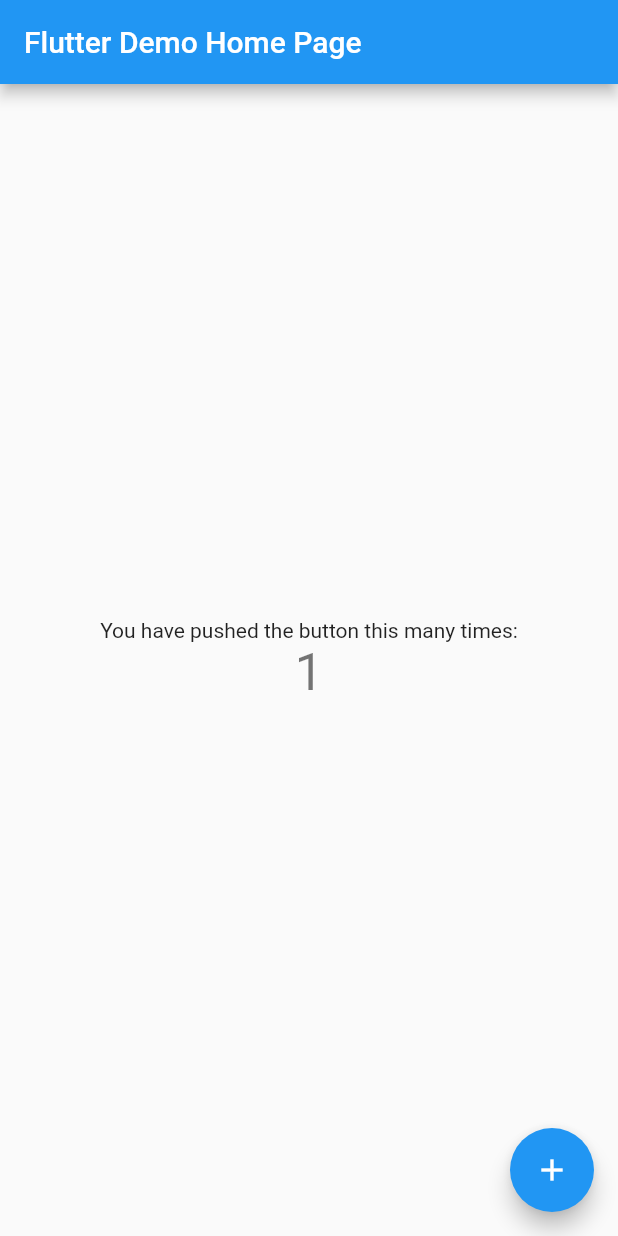
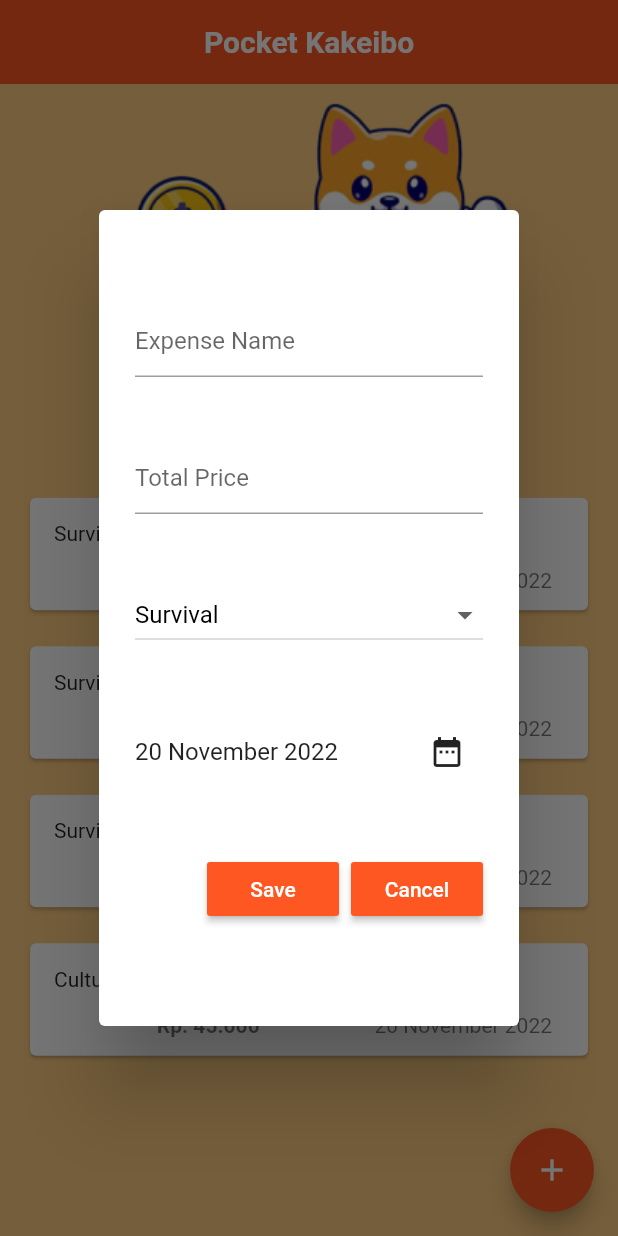
Before and after one commit to rudiardihamzah/pocket_kakeibo, a Flutter app: the screen it shows after launch, after a tap on the "add" icon, on a phone screen of 412 x 824 dp. Run offline on Flutter 3.47's test engine with Material 2 defaults, Android fonts, the phone set to English and light mode, and no system bars; drawn by our look-alikes of flutter_slidable; our stand-ins replace hive_flutter; accounts and stored records are empty.

Commit message:
:hammer: add input expense, hive data, and temporary cards

```diff
--- /dev/null
+++ b/lib/components/dialog_modal.dart
@@ -0,0 +1,98 @@
+import 'package:flutter/material.dart';
+import 'package:intl/intl.dart';
+import 'package:pocket_kakeibo/components/func_button.dart';
+
+class DialogModal extends StatefulWidget {
+  final controllers;
+  String category = "Survival";
+  DateTime dateText = DateTime.now();
+  VoidCallback onSave;
+  VoidCallback onCancel;
+
+  DialogModal({
+    super.key,
+    required this.controllers,
+    required this.onSave,
+    required this.onCancel,
+  });
+
+  @override
+  State<DialogModal> createState() => _DialogModalState();
+}
+
+class _DialogModalState extends State<DialogModal> {
+  @override
+  Widget build(BuildContext context) {
+    return AlertDialog(
+        backgroundColor: Colors.white,
+        content: Container(
+            height: 500,
+            child: Column(
+                mainAxisAlignment: MainAxisAlignment.spaceEvenly,
+                children: [
+                  TextField(
+                    controller: widget.controllers[0],
+                    decoration: InputDecoration(
+                      border: UnderlineInputBorder(),
+                      hintText: "Expense Name",
+                    ),
+                  ),
+                  TextField(
+                    controller: widget.controllers[1],
+                    decoration: InputDecoration(
+                      border: UnderlineInputBorder(),
+                      hintText: "Total Price",
+                    ),
+                    keyboardType: TextInputType.number,
+                  ),
+                  // a Dropdown Widget with controllers[2] that has a list of strings ["Survival", "Optional", "Extra", "Culture"]
+                  DropdownButton<String>(
+                    isExpanded: true,
+                    value: widget.category,
+                    style: const TextStyle(color: Colors.black, fontSize: 16),
+                    onChanged: (String? newValue) {
+                      setState(() {
+                        widget.category = newValue!;
+                      });
+                    },
+                    items: <String>["Survival", "Optional", "Extra", "Culture"]
+                        .map<DropdownMenuItem<String>>((String value) {
+                      return DropdownMenuItem<String>(
+                        value: value,
+                        child: Text(value),
+                      );
+                    }).toList(),
+                  ),
+                  Row(
+                    mainAxisAlignment: MainAxisAlignment.spaceBetween,
+                    children: [
+                      Text(DateFormat('dd MMMM yyyy').format(widget.dateText)),
+                      IconButton(
+                        onPressed: () {
+                          showDatePicker(
+                            context: context,
+                            initialDate: widget.dateText,
+                            firstDate: DateTime(2000),
+                            lastDate: DateTime(2100),
+                          ).then((value) {
+                            setState(() {
+                              widget.dateText =
+                                  DateTime.parse(value.toString());
+                            });
+                          });
+                        },
+                        icon: const Icon(Icons.date_range),
+                      ),
+                    ],
+                  ),
+                  Row(
+                    mainAxisAlignment: MainAxisAlignment.end,
+                    children: [
+                      FuncButton(text: 'Save', onPressed: widget.onSave),
+                      SizedBox(width: 8),
+                      FuncButton(text: 'Cancel', onPressed: widget.onCancel),
+                    ],
+                  ),
+                ])));
+  }
+}
--- /dev/null
+++ b/lib/components/expense_card.dart
@@ -0,0 +1,78 @@
+import 'package:flutter/material.dart';
+import 'package:flutter_slidable/flutter_slidable.dart';
+import 'package:intl/intl.dart';
+
+class ExpenseCard extends StatelessWidget {
+  final String name;
+  final int price;
+  final String category;
+  final DateTime date;
+  Function(BuildContext)? onEdit;
+  Function(BuildContext)? onDelete;
+
+  ExpenseCard({
+    super.key,
+    required this.name,
+    required this.price,
+    required this.category,
+    required this.date,
+    required this.onEdit,
+    required this.onDelete,
+  });
+
+  @override
+  Widget build(BuildContext context) {
+    return Padding(
+      padding: const EdgeInsets.only(left: 16, right: 16, bottom: 16),
+      child: Slidable(
+        endActionPane: ActionPane(
+          motion: const StretchMotion(),
+          children: [
+            SizedBox(width: 8),
+            SlidableAction(
+              onPressed: onEdit,
+              icon: Icons.edit,
+              backgroundColor: Colors.blue.shade300,
+              borderRadius: BorderRadius.circular(12),
+            ),
+            SizedBox(width: 8),
+            SlidableAction(
+              onPressed: onDelete,
+              icon: Icons.delete,
+              backgroundColor: Colors.red.shade300,
+              borderRadius: BorderRadius.circular(12),
+            ),
+          ],
+        ),
+        child: Card(
+          child: ListTile(
+            leading: Text(category),
+            title: Padding(
+              padding: const EdgeInsets.all(8.0),
+              child: Text(name,
+                  style: TextStyle(
+                    fontWeight: FontWeight.bold,
+                  )),
+            ),
+            subtitle: Padding(
+              padding: const EdgeInsets.all(8.0),
+              child: Row(
+                children: [
+                  Text(
+                      NumberFormat.currency(
+                        locale: 'id_ID',
+                        symbol: 'Rp. ',
+                        decimalDigits: 0,
+                      ).format(price),
+                      style: TextStyle(fontWeight: FontWeight.bold)),
+                  const Spacer(),
+                  Text(DateFormat('dd MMMM yyyy').format(date)),
+                ],
+              ),
+            ),
+          ),
+        ),
+      ),
+    );
+  }
+}
--- /dev/null
+++ b/lib/components/func_button.dart
@@ -0,0 +1,22 @@
+import 'package:flutter/material.dart';
+
+class FuncButton extends StatelessWidget {
+  final String text;
+  VoidCallback onPressed;
+
+  FuncButton({
+    super.key,
+    required this.text,
+    required this.onPressed,
+  });
+
+  @override
+  Widget build(BuildContext context) {
+    return MaterialButton(
+      onPressed: onPressed,
+      color: Theme.of(context).primaryColor,
+      textColor: Colors.white,
+      child: Text(text),
+    );
+  }
+}
--- /dev/null
+++ b/lib/data/database.dart
@@ -0,0 +1,44 @@
+import 'package:hive_flutter/hive_flutter.dart';
+
+class Database {
+  List expense = [];
+
+  final _localBox = Hive.box('localBox');
+
+  void createInitialData() {
+    expense = [
+      {
+        'name': 'Rent',
+        'price': 1470000,
+        'category': 'Survival',
+        'date': DateTime.now(),
+      },
+      {
+        'name': 'Food',
+        'price': 100000,
+        'category': 'Survival',
+        'date': DateTime.now(),
+      },
+      {
+        'name': 'Bensin',
+        'price': 100000,
+        'category': 'Survival',
+        'date': DateTime.now(),
+      },
+      {
+        'name': 'Movie Tickets',
+        'price': 45000,
+        'category': 'Culture',
+        'date': DateTime.now(),
+      }
+    ];
+  }
+
+  void loadData() {
+    expense = _localBox.get('expense');
+  }
+
+  void updateDatabase() {
+    _localBox.put('expense', expense);
+  }
+}
--- a/lib/main.dart
+++ b/lib/main.dart
@@ -1,115 +1,24 @@
 import 'package:flutter/material.dart';
+import 'package:hive_flutter/hive_flutter.dart';
+import 'package:pocket_kakeibo/pages/home.dart';
 
-void main() {
+void main() async {
+  await Hive.initFlutter();
+  await Hive.openBox('localBox');
+
   runApp(const MyApp());
 }
 
 class MyApp extends StatelessWidget {
-  const MyApp({Key? key}) : super(key: key);
+  const MyApp({super.key});
 
-  // This widget is the root of your application.
   @override
   Widget build(BuildContext context) {
     return MaterialApp(
-      title: 'Flutter Demo',
+      home: const HomePage(),
       theme: ThemeData(
-        // This is the theme of your application.
-        //
-        // Try running your application with "flutter run". You'll see the
-        // application has a blue toolbar. Then, without quitting the app, try
-        // changing the primarySwatch below to Colors.green and then invoke
-        // "hot reload" (press "r" in the console where you ran "flutter run",
-        // or simply save your changes to "hot reload" in a Flutter IDE).
-        // Notice that the counter didn't reset back to zero; the application
-        // is not restarted.
-        primarySwatch: Colors.blue,
+        primarySwatch: Colors.deepOrange,
       ),
-      home: const MyHomePage(title: 'Flutter Demo Home Page'),
     );
   }
 }
-
-class MyHomePage extends StatefulWidget {
-  const MyHomePage({Key? key, required this.title}) : super(key: key);
-
-  // This widget is the home page of your application. It is stateful, meaning
-  // that it has a State object (defined below) that contains fields that affect
-  // how it looks.
-
-  // This class is the configuration for the state. It holds the values (in this
-  // case the title) provided by the parent (in this case the App widget) and
-  // used by the build method of the State. Fields in a Widget subclass are
-  // always marked "final".
-
-  final String title;
-
-  @override
-  State<MyHomePage> createState() => _MyHomePageState();
-}
-
-class _MyHomePageState extends State<MyHomePage> {
-  int _counter = 0;
-
-  void _incrementCounter() {
-    setState(() {
-      // This call to setState tells the Flutter framework that something has
-      // changed in this State, which causes it to rerun the build method below
-      // so that the display can reflect the updated values. If we changed
-      // _counter without calling setState(), then the build method would not be
-      // called again, and so nothing would appear to happen.
-      _counter++;
-    });
-  }
-
-  @override
-  Widget build(BuildContext context) {
-    // This method is rerun every time setState is called, for instance as done
-    // by the _incrementCounter method above.
-    //
-    // The Flutter framework has been optimized to make rerunning build methods
-    // fast, so that you can just rebuild anything that needs updating rather
-    // than having to individually change instances of widgets.
-    return Scaffold(
-      appBar: AppBar(
-        // Here we take the value from the MyHomePage object that was created by
-        // the App.build method, and use it to set our appbar title.
-        title: Text(widget.title),
-      ),
-      body: Center(
-        // Center is a layout widget. It takes a single child and positions it
-        // in the middle of the parent.
-        child: Column(
-          // Column is also a layout widget. It takes a list of children and
-          // arranges them vertically. By default, it sizes itself to fit its
-          // children horizontally, and tries to be as tall as its parent.
-          //
-          // Invoke "debug painting" (press "p" in the console, choose the
-          // "Toggle Debug Paint" action from the Flutter Inspector in Android
-          // Studio, or the "Toggle Debug Paint" command in Visual Studio Code)
-          // to see the wireframe for each widget.
-          //
-          // Column has various properties to control how it sizes itself and
-          // how it positions its children. Here we use mainAxisAlignment to
-          // center the children vertically; the main axis here is the vertical
-          // axis because Columns are vertical (the cross axis would be
-          // horizontal).
-          mainAxisAlignment: MainAxisAlignment.center,
-          children: <Widget>[
-            const Text(
-              'You have pushed the button this many times:',
-            ),
-            Text(
-              '$_counter',
-              style: Theme.of(context).textTheme.headline4,
-            ),
-          ],
-        ),
-      ),
-      floatingActionButton: FloatingActionButton(
-        onPressed: _incrementCounter,
-        tooltip: 'Increment',
-        child: const Icon(Icons.add),
-      ), // This trailing comma makes auto-formatting nicer for build methods.
-    );
-  }
-}
--- /dev/null
+++ b/lib/pages/home.dart
@@ -0,0 +1,169 @@
+import 'package:flutter/material.dart';
+import 'package:pocket_kakeibo/components/expense_card.dart';
+import 'package:pocket_kakeibo/components/dialog_modal.dart';
+import 'package:pocket_kakeibo/data/database.dart';
+import 'package:hive_flutter/hive_flutter.dart';
+
+class HomePage extends StatefulWidget {
+  const HomePage({super.key});
+
+  @override
+  State<HomePage> createState() => _HomePageState();
+}
+
+class _HomePageState extends State<HomePage> {
+  final _localBox = Hive.box('localBox');
+  Database db = Database();
+
+  @override
+  void initState() {
+    if (_localBox.get('expense') == null) {
+      db.createInitialData();
+    } else {
+      db.loadData();
+    }
+    super.initState();
+  }
+
+  final _controllers = [
+    TextEditingController(),
+    TextEditingController(),
+    TextEditingController(),
+    TextEditingController(),
+    TextEditingController(),
+  ];
+
+  void editExpense(int index) {
+    showDialog(
+      context: context,
+      builder: (context) {
+        _controllers[0].text = db.expense[index]['name'];
+        _controllers[1].text = db.expense[index]['price'].toString();
+        _controllers[2].text = db.expense[index]['category'];
+        _controllers[3].text = db.expense[index]['date'].toString();
+        return DialogModal(
+          controllers: _controllers,
+          onSave: () {
+            db.expense[index]['name'] = _controllers[0].text;
+            db.expense[index]['price'] = _controllers[1].text;
+            db.expense[index]['category'] = _controllers[2].text;
+            db.expense[index]['date'] = _controllers[3].text;
+            db.updateDatabase();
+            Navigator.pop(context);
+            setState(() {});
+         },
+          onCancel: () {
+            Navigator.pop(context);
+          },
+        );
+      },
+    );
+  }
+
+  void createNewExpense() {
+    _controllers[0].text = '';
+    _controllers[1].text = '';
+    _controllers[2].text = '';
+    _controllers[3].text = '';
+    _controllers[4].text = '';
+    showDialog(
+        context: context,
+        builder: (context) {
+          return DialogModal(
+            controllers: _controllers,
+            onSave: saveNewExpense,
+            onCancel: () => Navigator.of(context).pop(),
+          );
+        });
+    db.updateDatabase();
+  }
+
+  void deleteExpense(int index) {
+    setState(() {
+      db.expense.removeAt(index);
+    });
+    db.updateDatabase();
+  }
+
+  void saveNewExpense() {
+    setState(() {
+      db.expense.add([
+        _controllers[0].text,
+        _controllers[1].text,
+        _controllers[2].text,
+        _controllers[3].text,
+        _controllers[4].text,
+      ]);
+      Navigator.of(context).pop();
+    });
+    db.updateDatabase();
+  }
+
+  @override
+  Widget build(BuildContext context) {
+    return Scaffold(
+        backgroundColor: Colors.orange[200],
+        appBar: AppBar(
+          centerTitle: true,
+          title: Text(
+            'Pocket Kakeibo',
+            style: TextStyle(
+              fontWeight: FontWeight.w700,
+            ),
+          ),
+          elevation: 0,
+        ),
+        floatingActionButton: FloatingActionButton(
+          onPressed: createNewExpense,
+          child: Icon(Icons.add),
+        ),
+        body: ListView.builder(
+          padding: EdgeInsets.only(bottom: 100),
+          itemCount: db.expense.length,
+          itemBuilder: (context, index) {
+            if (index == 0) {
+              return Expanded(
+                child: Column(
+                  children: [
+                    Column(
+                      children: [
+                        Image.asset(
+                          'assets/cat.png',
+                          width: 300,
+                        ),
+                        Text(
+                          'Good Morning!',
+                          style: TextStyle(
+                            fontWeight: FontWeight.w800,
+                            color: Colors.orange,
+                            fontSize: 30.0,
+                          ),
+                        ),
+                        SizedBox(height: 24),
+                      ],
+                    ),
+                    ExpenseCard(
+                      name: db.expense[index]['name'],
+                      price: db.expense[index]['price'],
+                      category: db.expense[index]['category'],
+                      date: db.expense[index]['date'],
+                      onDelete: (context) => deleteExpense(index),
+                      onEdit: (context) => editExpense(index),
+                    ),
+                  ],
+                ),
+              );
+            } else {
+              return ExpenseCard(
+                name: db.expense[index]['name'],
+                price: db.expense[index]['price'],
+                category: db.expense[index]['category'],
+                date: db.expense[index]['date'],
+                onDelete: (context) => deleteExpense(index),
+                onEdit: (context) => editExpense(index),
+              );
+            }
+          },
+        ));
+  }
+}
```
Also changed, not shown: pubspec.yaml (+6 -4 lines), assets/cat.png (added), pubspec.lock, 4 other files.
